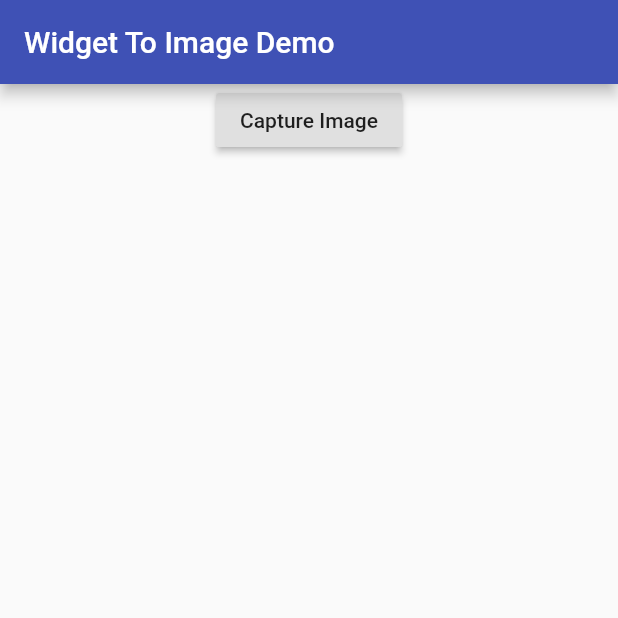
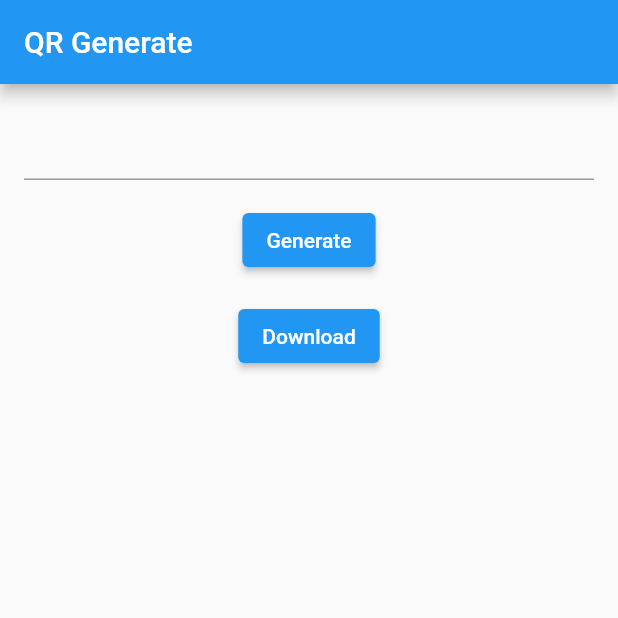
Before and after one commit to gnassro/qr_generator, a Flutter app: the screen it shows after launch, on a phone screen of 412 x 824 dp, the top half of it. Run offline on Flutter 3.47's test engine with Material 2 defaults, Android fonts, the phone set to English and light mode, and no system bars; our stand-ins replace image_gallery_saver, permission_handler, qr_flutter.

Commit message:
End Core

```diff
--- a/lib/capture_widget.dart
+++ /dev/null
@@ -1,88 +0,0 @@
-import 'dart:async';
-import 'dart:typed_data';
-import 'dart:ui' as ui;
-import 'dart:io';
-import 'package:image_gallery_saver/image_gallery_saver.dart';
-
-import 'package:flutter/material.dart';
-import 'package:flutter/rendering.dart';
-import 'package:path_provider/path_provider.dart';
-import 'package:qr_flutter/qr_flutter.dart';
-
-class CaptureWidget extends StatefulWidget {
-  final Widget child;
-  final Widget capture;
-
-  const CaptureWidget({
-    Key? key,
-    required this.capture,
-    required this.child,
-  }) : super(key: key);
-
-  @override
-  CaptureWidgetState createState() => CaptureWidgetState();
-}
-
-class CaptureWidgetState extends State<CaptureWidget> {
-  final _boundaryKey = GlobalKey();
-
-  Future<CaptureResult> captureImage() async {
-    final pixelRatio = MediaQuery.of(context).devicePixelRatio;
-    final boundary = _boundaryKey.currentContext!.findRenderObject() as RenderRepaintBoundary;
-    final image = await boundary.toImage(pixelRatio: pixelRatio);
-    final data = await image.toByteData(format: ui.ImageByteFormat.png);
-/////
-
-    final data2 = await QrPainter(
-      data: "ffff",
-      version: QrVersions.auto,
-      color: Colors.indigo
-    ).toImageData(2000);
-    /////
-    final directory = await getApplicationDocumentsDirectory();
-    final imagePath = await File('${directory.path}/${DateTime.now().millisecondsSinceEpoch.toString()}.png').create();
-    await imagePath.writeAsBytes(data2!.buffer.asUint8List());
-
-    await ImageGallerySaver.saveFile(imagePath.path);
-
-    print("width=" + image.width.toString() + " - height=" + image.height.toString() + "and pixelRatio=" + pixelRatio.toString());
-
-    return CaptureResult(data!.buffer.asUint8List(), image.width, image.height);
-  }
-
-  @override
-  Widget build(BuildContext context) {
-    return LayoutBuilder(
-      builder: (BuildContext context, BoxConstraints constraints) {
-        final height = constraints.maxHeight * 2;
-        return Stack(
-          fit: StackFit.passthrough,
-          children: <Widget>[
-            widget.child,
-            Positioned(
-              left: 0.0,
-              right: 0.0,
-              top: height,
-              height: height,
-              child: Center(
-                widthFactor: 4400,
-                child: RepaintBoundary(
-                  key: _boundaryKey,
-                  child: widget.capture,
-                ),
-              ),
-            ),
-          ],
-        );
-      },
-    );
-  }
-}
-
-class CaptureResult {
-  final Uint8List data;
-  final int width;
-  final int height;
-
-  const CaptureResult(this.data, this.width, this.height);
-}
--- a/lib/main.dart
+++ b/lib/main.dart
@@ -1,77 +1,131 @@
-import 'dart:async';
+import 'dart:io';
 import 'dart:typed_data';
-import 'dart:ui' as ui;
-import 'dart:io';
+import 'package:permission_handler/permission_handler.dart';
+import 'package:flutter/rendering.dart';
+import 'package:flutter/material.dart';
+import 'package:path_provider/path_provider.dart';
 import 'package:image_gallery_saver/image_gallery_saver.dart';
-
-import 'package:flutter/material.dart';
-import 'package:flutter/rendering.dart';
-import 'package:path_provider/path_provider.dart';
-import 'capture_widget.dart';
 import 'package:qr_flutter/qr_flutter.dart';
 
-void main() {
-  runApp(
-    MaterialApp(
-      theme: ThemeData(
-        primarySwatch: Colors.indigo,
-        accentColor: Colors.pinkAccent,
-      ),
-      home: ExampleScreen(),
-    ),
-  );
+void main() => runApp(const MyApp());
+
+class MyApp extends StatelessWidget {
+  const MyApp({Key? key}) : super(key: key);
+
+  @override
+  Widget build(BuildContext context) {
+    return const MaterialApp(
+      title: 'QR Generator',
+      home: QrGenerateApp(),
+    );
+  }
 }
 
-class ExampleScreen extends StatefulWidget {
+
+class QrGenerateApp extends StatefulWidget {
+  const QrGenerateApp({Key? key}) : super(key: key);
+
   @override
-  _ExampleScreenState createState() => new _ExampleScreenState();
+  _QrGenerateAppState createState() => _QrGenerateAppState();
 }
 
-class _ExampleScreenState extends State<ExampleScreen> {
-  final _captureKey = GlobalKey<CaptureWidgetState>();
-  Future<CaptureResult>? _image;
+class _QrGenerateAppState extends State<QrGenerateApp> {
+  final myController = TextEditingController();
+  String? inputTextToGenerate;
+  Uint8List? pngBytes;
 
-  void _onCapturePressed() {
-    setState(() {
-      _image = _captureKey.currentState!.captureImage();
-    });
+  @override
+  void initState() {
+    super.initState();
+    inputTextToGenerate = "";
+  }
+
+  @override
+  void dispose() {
+    // Clean up the controller when the widget is disposed.
+    myController.dispose();
+    super.dispose();
   }
 
   @override
   Widget build(BuildContext context) {
-    return CaptureWidget(
-      key: _captureKey,
-      capture: QrImage(
-          constrainErrorBounds: false,
-          backgroundColor: Colors.white,
-          size: 500,
-          data: "hjus",
-          version: QrVersions.auto,
-          gapless: false,
+    return Scaffold(
+      appBar: AppBar(
+        title: const Text('QR Generate',
         ),
-      child: Scaffold(
-        appBar: AppBar(
-          title: Text('Widget To Image Demo'),
-        ),
-        body: FutureBuilder<CaptureResult>(
-          future: _image,
-          builder: (BuildContext context, AsyncSnapshot<CaptureResult> snapshot) {
-            return SingleChildScrollView(
-              child: Column(
-                mainAxisAlignment: MainAxisAlignment.center,
-                children: <Widget>[
-                  Center(
-                    child: RaisedButton(
-                      child: Text('Capture Image'),
-                      onPressed: _onCapturePressed,
-                    ),
-                  ),
-                ],
+      ),
+      body: SingleChildScrollView(
+        child: Column(
+          mainAxisSize: MainAxisSize.min,
+          children: [
+            Flexible(
+              child: Padding(
+                padding: const EdgeInsets.all(16.0),
+                child: TextField(
+                  keyboardType: TextInputType.multiline,
+                  maxLines: null,
+                  controller: myController,
+                ),
               ),
-            );
-          },
+            ),
+            ElevatedButton(
+                onPressed: () {
+                  setState(() {
+                    inputTextToGenerate = myController.text;
+                  });
+                },
+                child: const Text("Generate")),
+            _generateQRImage(inputTextToGenerate),
+            ElevatedButton(
+                onPressed: () {
+                  setState(() {
+                    _capturePng(inputTextToGenerate);
+                  });
+                },
+                child: const Text("Download")),
+          ],
         ),
       ),
     );
   }
+
+  Future<void> _capturePng(String? textToGenerate, {double imageSize = 100}) async {
+    try {
+      var permStatus = await Permission.storage.status;
+      if (!permStatus.isGranted) {
+        await Permission.storage.request();
+      }
+
+      if(!permStatus.isDenied) {
+        final image = await QrPainter(
+            data: textToGenerate!,
+            version: QrVersions.auto,
+            gapless: false
+        ).toImageData(imageSize);
+
+        final directory = await getApplicationDocumentsDirectory();
+        final imagePath = await File('${directory.path}/${DateTime.now().millisecondsSinceEpoch.toString()}.png').create();
+        await imagePath.writeAsBytes(image!.buffer.asUint8List());
+
+        await ImageGallerySaver.saveFile(imagePath.path);
+      }
+
+    } catch (e) {
+      rethrow;
+    }
+  }
+
+  Widget _generateQRImage(String? textToGenerate) {
+    if (textToGenerate != "") {
+      return QrImage(
+        constrainErrorBounds: false,
+        backgroundColor: Colors.white,
+        size: 500,
+        data: textToGenerate!,
+        version: QrVersions.auto,
+        gapless: false,
+      );
+    }
+    return const Text("");
+  }
 }
```
